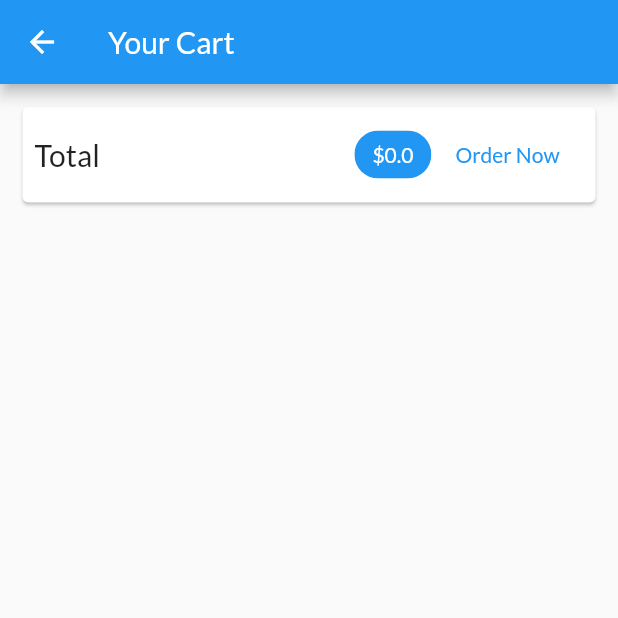
After one commit to djaldave/flutter_by_aldave, a Flutter app: the CartScreen screen opened by its route, on a phone screen of 412 x 824 dp, the top half of it. The commit adds this screen. Run offline on Flutter 3.47's test engine with Material 2 defaults, Android fonts, the phone set to English and light mode, and no system bars; network calls fail.

Commit message:
working on the shopping cart and displaying a total

```diff
--- a/lib/main.dart
+++ b/lib/main.dart
@@ -1,4 +1,5 @@
 import 'package:flutter/material.dart';
+import 'screens/cart_screen.dart';
 import 'screens/products_overview_screen.dart';
 import 'screens/product_detail_screen.dart';
 import 'providers/products.dart';
@@ -28,6 +29,7 @@ class Main extends StatelessWidget {
         home: ProductsOverviewScreen(),
         routes: {
           ProductDetailScreen.routeName: (ctx) => ProductDetailScreen(),
+          CartScreen.routeName: (ctx) => CartScreen(),
         },
       ),
     );
--- a/lib/providers/cart.dart
+++ b/lib/providers/cart.dart
@@ -21,6 +21,14 @@ class Cart with ChangeNotifier {
 
   int get itemCount {
     return _items == null ? 0 : _items.length;
+  }
+
+  double get totalAmount {
+    var total = 0.0;
+    _items.forEach((key, cartItem) {
+      total += cartItem.price * cartItem.quantity;
+    });
+    return total;
   }
 
   void addItem(String productId, double price, String title) {
--- /dev/null
+++ b/lib/screens/cart_screen.dart
@@ -0,0 +1,52 @@
+import 'package:flutter/material.dart';
+import 'package:provider/provider.dart';
+import '../providers/cart.dart';
+
+class CartScreen extends StatelessWidget {
+  static const routeName = "/cart";
+  @override
+  Widget build(BuildContext context) {
+    final cart = Provider.of<Cart>(context);
+    return Scaffold(
+      appBar: AppBar(
+        title: Text("Your Cart"),
+      ),
+      body: Column(
+        children: [
+          Card(
+            margin: EdgeInsets.all(15),
+            child: Padding(
+              padding: EdgeInsets.all(8),
+              child: Row(
+                mainAxisAlignment: MainAxisAlignment.spaceBetween,
+                children: [
+                  Text(
+                    "Total",
+                    style: TextStyle(fontSize: 20),
+                  ),
+                  Spacer(),
+                  Chip(
+                    label: Text(
+                      "\$" + cart.totalAmount.toString(),
+                      style: TextStyle(
+                          color: Theme.of(context)
+                              .primaryTextTheme
+                              .headline6
+                              .color),
+                    ),
+                    backgroundColor: Theme.of(context).primaryColor,
+                  ),
+                  FlatButton(
+                    onPressed: () {},
+                    child: Text("Order Now"),
+                    textColor: Theme.of(context).primaryColor,
+                  ),
+                ],
+              ),
+            ),
+          ),
+        ],
+      ),
+    );
+  }
+}
--- a/lib/screens/products_overview_screen.dart
+++ b/lib/screens/products_overview_screen.dart
@@ -1,4 +1,5 @@
 import 'package:flutter/material.dart';
+import 'cart_screen.dart';
 import '../widgets/products_grid.dart';
 import '../widgets/badge.dart';
 import 'package:provider/provider.dart';
@@ -54,7 +55,9 @@ class _ProductsOverviewScreenState extends State<ProductsOverviewScreen> {
             ),
             child: IconButton(
               icon: Icon(Icons.shopping_cart),
-              onPressed: () {},
+              onPressed: () {
+                Navigator.of(context).pushNamed(CartScreen.routeName);
+              },
             ),
           ),
         ],
```
